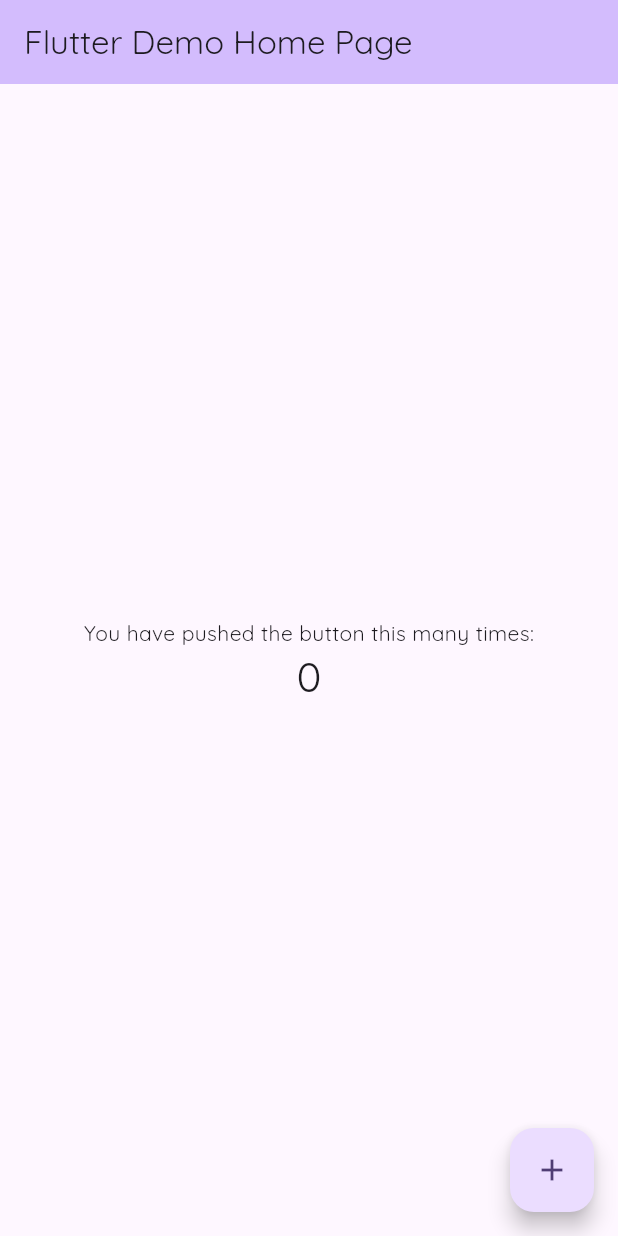
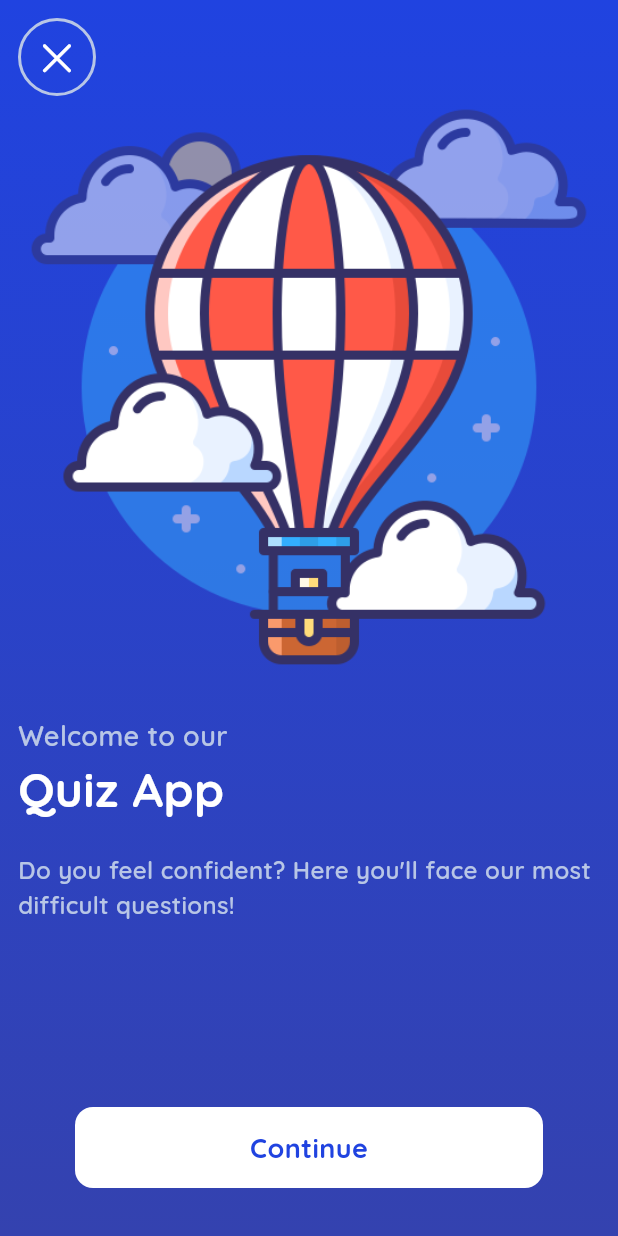
Before and after one commit to aankitasoni/Quizzer, a Flutter app: the screen it shows after launch, on a phone screen of 412 x 824 dp. Run offline on Flutter 3.47's test engine with Material 3 defaults, Android fonts, the phone set to English and light mode, and no system bars.

Commit message:
screens added

```diff
--- a/lib/main.dart
+++ b/lib/main.dart
@@ -1,4 +1,5 @@
 import 'package:flutter/material.dart';
+import 'package:quiz_app3/screens/home_screen.dart';
 
 void main() {
   runApp(const MyApp());
@@ -18,95 +19,7 @@ class MyApp extends StatelessWidget {
         colorScheme: ColorScheme.fromSeed(seedColor: Colors.deepPurple),
         useMaterial3: true,
       ),
-      home: const MyHomePage(title: 'Flutter Demo Home Page'),
+      home: const HomeScreen(),
     );
   }
 }
-
-class MyHomePage extends StatefulWidget {
-  const MyHomePage({super.key, required this.title});
-
-  // This widget is the home page of your application. It is stateful, meaning
-  // that it has a State object (defined below) that contains fields that affect
-  // how it looks.
-
-  // This class is the configuration for the state. It holds the values (in this
-  // case the title) provided by the parent (in this case the App widget) and
-  // used by the build method of the State. Fields in a Widget subclass are
-  // always marked "final".
-
-  final String title;
-
-  @override
-  State<MyHomePage> createState() => _MyHomePageState();
-}
-
-class _MyHomePageState extends State<MyHomePage> {
-  int _counter = 0;
-
-  void _incrementCounter() {
-    setState(() {
-      // This call to setState tells the Flutter framework that something has
-      // changed in this State, which causes it to rerun the build method below
-      // so that the display can reflect the updated values. If we changed
-      // _counter without calling setState(), then the build method would not be
-      // called again, and so nothing would appear to happen.
-      _counter++;
-    });
-  }
-
-  @override
-  Widget build(BuildContext context) {
-    // This method is rerun every time setState is called, for instance as done
-    // by the _incrementCounter method above.
-    //
-    // The Flutter framework has been optimized to make rerunning build methods
-    // fast, so that you can just rebuild anything that needs updating rather
-    // than having to individually change instances of widgets.
-    return Scaffold(
-      appBar: AppBar(
-        // TRY THIS: Try changing the color here to a specific color (to
-        // Colors.amber, perhaps?) and trigger a hot reload to see the AppBar
-        // change color while the other colors stay the same.
-        backgroundColor: Theme.of(context).colorScheme.inversePrimary,
-        // Here we take the value from the MyHomePage object that was created by
-        // the App.build method, and use it to set our appbar title.
-        title: Text(widget.title),
-      ),
-      body: Center(
-        // Center is a layout widget. It takes a single child and positions it
-        // in the middle of the parent.
-        child: Column(
-          // Column is also a layout widget. It takes a list of children and
-          // arranges them vertically. By default, it sizes itself to fit its
-          // children horizontally, and tries to be as tall as its parent.
-          //
-          // Column has various properties to control how it sizes itself and
-          // how it positions its children. Here we use mainAxisAlignment to
-          // center the children vertically; the main axis here is the vertical
-          // axis because Columns are vertical (the cross axis would be
-          // horizontal).
-          //
-          // TRY THIS: Invoke "debug painting" (choose the "Toggle Debug Paint"
-          // action in the IDE, or press "p" in the console), to see the
-          // wireframe for each widget.
-          mainAxisAlignment: MainAxisAlignment.center,
-          children: <Widget>[
-            const Text(
-              'You have pushed the button this many times:',
-            ),
-            Text(
-              '$_counter',
-              style: Theme.of(context).textTheme.headlineMedium,
-            ),
-          ],
-        ),
-      ),
-      floatingActionButton: FloatingActionButton(
-        onPressed: _incrementCounter,
-        tooltip: 'Increment',
-        child: const Icon(Icons.add),
-      ), // This trailing comma makes auto-formatting nicer for build methods.
-    );
-  }
-}
--- /dev/null
+++ b/lib/screens/home_screen.dart
@@ -0,0 +1,93 @@
+import 'package:flutter/cupertino.dart';
+import 'package:flutter/material.dart';
+import 'package:quiz_app3/constants/colors.dart';
+import 'package:quiz_app3/constants/images.dart';
+import 'package:quiz_app3/constants/text_style.dart';
+
+class HomeScreen extends StatelessWidget {
+  const HomeScreen({super.key});
+
+  @override
+  Widget build(BuildContext context) {
+
+    var size = MediaQuery.of(context).size;
+
+    return Scaffold(
+      body: SafeArea(
+        child: Container(
+          width: double.infinity,
+          height: double.infinity,
+          padding: const EdgeInsets.all(12),
+          decoration: const BoxDecoration(
+            gradient: LinearGradient(
+              begin: Alignment.topCenter,
+              end: Alignment.bottomCenter,
+              colors: [blue, darkBlue],
+            ),
+          ),
+          child: Column(
+            crossAxisAlignment: CrossAxisAlignment.start,
+            children: [
+              Container(
+                decoration: BoxDecoration(
+                  borderRadius: BorderRadius.circular(50),
+                  border: Border.all(
+                    color: lightGrey,
+                    width: 2,
+                  ),
+                ),
+                child: IconButton(
+                  onPressed: () {},
+                  icon: const Icon(
+                    CupertinoIcons.xmark,
+                    color: Colors.white,
+                    size: 28,
+                  ),
+                ),
+              ),
+              Image.asset(
+                balloon2,
+                // width: 250,
+              ),
+              const SizedBox(
+                height: 25,
+              ),
+              normalText(
+                "Welcome to our",
+                lightGrey,
+                18,
+              ),
+              headingText("Quiz App", Colors.white, 32),
+              const SizedBox(
+                height: 20,
+              ),
+              normalText(
+                  "Do you feel confident? Here you'll face our most difficult questions!",
+                  lightGrey,
+                  16),
+              const Spacer(),
+              Align(
+                alignment: Alignment.center,
+                child: Container(
+                  margin: EdgeInsets.only(bottom: 20),
+                  alignment: Alignment.center,
+                  width: size.width - 100,
+                  padding: EdgeInsets.all(14),
+                  decoration: BoxDecoration(
+                    color: Colors.white,
+                    borderRadius: BorderRadius.circular(12),
+                  ),
+                  child: headingText(
+                    "Continue",
+                    blue,
+                    18,
+                  ),
+                ),
+              )
+            ],
+          ),
+        ),
+      ),
+    );
+  }
+}
--- /dev/null
+++ b/lib/screens/quiz_screen.dart
@@ -0,0 +1,17 @@
+import 'package:flutter/material.dart';
+
+class QuizScreen extends StatefulWidget {
+  const QuizScreen({super.key});
+
+  @override
+  State<QuizScreen> createState() => _QuizScreenState();
+}
+
+class _QuizScreenState extends State<QuizScreen> {
+  @override
+  Widget build(BuildContext context) {
+    return Scaffold(
+
+    );
+  }
+}
```
